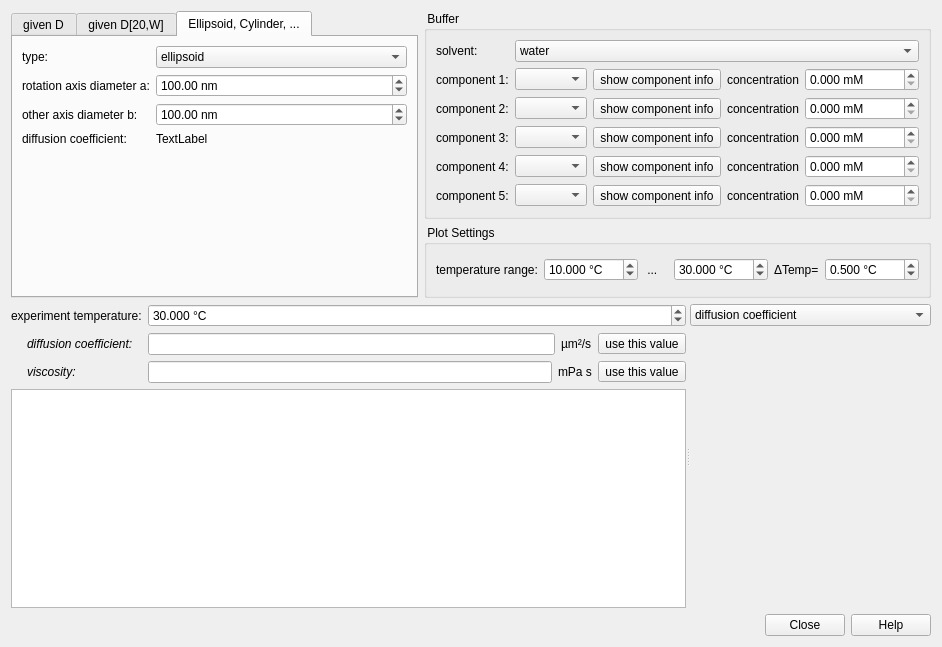
Qt form plugins/calc_diffcoeff/dlgcalcdiffcoeff.ui (jkriege2/QuickFit3) before a commit.
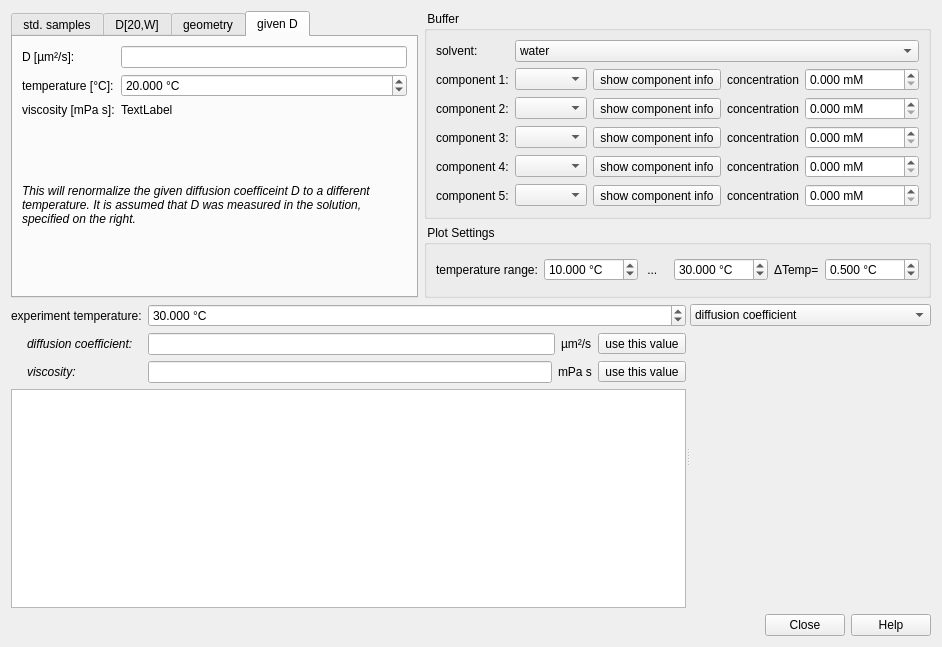
The same form after that commit. The open tabs and pages were chosen to show the change. Icons and pictures are not drawn. Custom widgets are drawn as their Qt base class.

Commit message: QuickFit3/calc_diffcoeff: added possibility to give a diffusion coefficient in the current solution at ANY temperature -> renormalizes the temperature!

The edit to the form file:
```diff
--- a/plugins/calc_diffcoeff/dlgcalcdiffcoeff.ui
+++ b/plugins/calc_diffcoeff/dlgcalcdiffcoeff.ui
@@ -33,7 +33,7 @@
        </property>
        <widget class="QWidget" name="tab_2">
         <attribute name="title">
-         <string>given D</string>
+         <string>std. samples</string>
         </attribute>
         <layout class="QFormLayout" name="formLayout">
          <property name="fieldGrowthPolicy">
@@ -213,7 +213,7 @@
        </widget>
        <widget class="QWidget" name="givenD20W">
         <attribute name="title">
-         <string>given D[20,W]</string>
+         <string>D[20,W]</string>
         </attribute>
         <layout class="QFormLayout" name="formLayout_3">
          <item row="0" column="0">
@@ -237,7 +237,7 @@
        </widget>
        <widget class="QWidget" name="tab_3">
         <attribute name="title">
-         <string>Ellipsoid, Cylinder, ...</string>
+         <string>geometry</string>
         </attribute>
         <layout class="QFormLayout" name="formLayout_5">
          <item row="0" column="0">
@@ -338,6 +338,99 @@
          </item>
         </layout>
        </widget>
+       <widget class="QWidget" name="givenD">
+        <attribute name="title">
+         <string>given D</string>
+        </attribute>
+        <layout class="QFormLayout" name="formLayout_2">
+         <item row="1" column="1">
+          <widget class="QFDoubleEdit" name="spinGivenDInSolution"/>
+         </item>
+         <item row="2" column="0">
+          <widget class="QLabel" name="label_4">
+           <property name="text">
+            <string>temperature [°C]:</string>
+           </property>
+          </widget>
+         </item>
+         <item row="2" column="1">
+          <widget class="QDoubleSpinBox" name="spinGivenDInSolutionT">
+           <property name="suffix">
+            <string> °C</string>
+           </property>
+           <property name="decimals">
+            <number>3</number>
+           </property>
+           <property name="minimum">
+            <double>-274.000000000000000</double>
+           </property>
+           <property name="maximum">
+            <double>1000.000000000000000</double>
+           </property>
+           <property name="value">
+            <double>20.000000000000000</double>
+           </property>
+          </widget>
+         </item>
+         <item row="4" column="0">
+          <widget class="QLabel" name="label_35">
+           <property name="text">
+            <string>viscosity [mPa s]:</string>
+           </property>
+          </widget>
+         </item>
+         <item row="4" column="1">
+          <widget class="QLabel" name="labGivenDInSolutionVisc">
+           <property name="text">
+            <string>TextLabel</string>
+           </property>
+          </widget>
+         </item>
+         <item row="1" column="0">
+          <widget class="QLabel" name="label_3">
+           <property name="text">
+            <string>D [µm²/s]:</string>
+           </property>
+          </widget>
+         </item>
+         <item row="5" column="1">
+          <spacer name="verticalSpacer">
+           <property name="orientation">
+            <enum>Qt::Vertical</enum>
+           </property>
+           <property name="sizeHint" stdset="0">
+            <size>
+             <width>20</width>
+             <height>40</height>
+            </size>
+           </property>
+          </spacer>
+         </item>
+         <item row="7" column="1">
+          <spacer name="verticalSpacer_2">
+           <property name="orientation">
+            <enum>Qt::Vertical</enum>
+           </property>
+           <property name="sizeHint" stdset="0">
+            <size>
+             <width>20</width>
+             <height>40</height>
+            </size>
+           </property>
+          </spacer>
+         </item>
+         <item row="6" column="0" colspan="2">
+          <widget class="QLabel" name="label_34">
+           <property name="text">
+            <string>&lt;html&gt;&lt;head/&gt;&lt;body&gt;&lt;p&gt;&lt;span style=&quot; font-style:italic;&quot;&gt;This will renormalize the given diffusion coefficeint D to a different temperature. It is assumed that D was measured in the solution, specified on the right.&lt;/span&gt;&lt;/p&gt;&lt;/body&gt;&lt;/html&gt;</string>
+           </property>
+           <property name="wordWrap">
+            <bool>true</bool>
+           </property>
+          </widget>
+         </item>
+        </layout>
+       </widget>
       </widget>
      </item>
      <item row="0" column="1">
```
Left out of the diff: 126 changed lines with no effect on the pictures. The commit also changes 1 other file.
